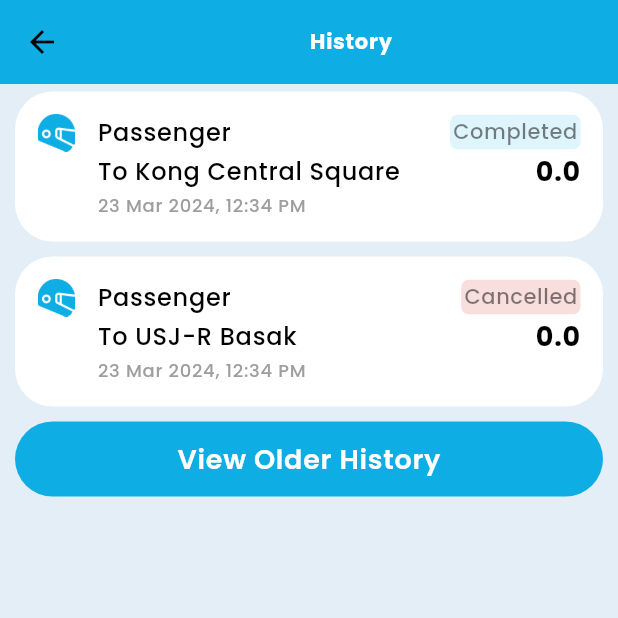
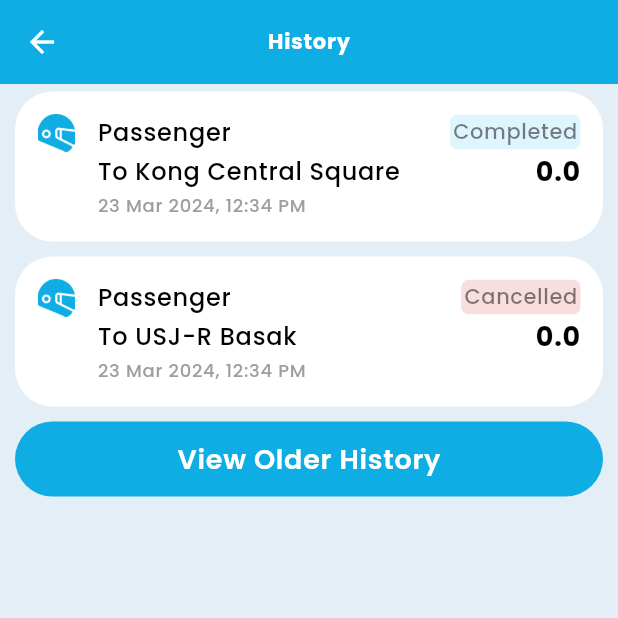
Before and after one commit to shuaaae/BuMo-Project, a Flutter app: the PassengerMapScreen screen opened directly, in the side drawer, after a tap on "History", on a phone screen of 412 x 824 dp, the top half of it. Run offline on Flutter 3.47's test engine with Material 3 defaults, Android fonts, the phone set to English and light mode, and no system bars; our stand-ins replace cloud_firestore, firebase_auth, firebase_core, flutter_otp_text_field, flutter_riverpod, flutter_svg and 5 more; missing offline and left inert: flutter_polyline_points; accounts and stored records are empty.

Commit message:
Add Minor Adjustments to Styling

```diff
--- a/lib/main.dart
+++ b/lib/main.dart
@@ -26,6 +26,6 @@ class MyApp extends StatelessWidget {
         title: 'Angkas Clone App',
         debugShowCheckedModeBanner: false,
         theme: AppTheme.lightTheme,
-        home: PassengerHistoryScreen());
+        home: PassengerMapScreen());
   }
 }
--- a/lib/screens/rider-side/passenger_history_screen.dart
+++ b/lib/screens/rider-side/passenger_history_screen.dart
@@ -1,6 +1,5 @@
 import 'package:angkas_clone_app/utils/widgets/passenger_history_card.dart';
 import 'package:flutter/material.dart';
-import 'package:flutter/widgets.dart';
 import 'package:flutter_riverpod/flutter_riverpod.dart';
 
 class PassengerHistoryScreen extends ConsumerWidget {
@@ -11,15 +10,17 @@ class PassengerHistoryScreen extends ConsumerWidget {
     return Scaffold(
       backgroundColor: Theme.of(context).colorScheme.background,
       appBar: AppBar(
+        iconTheme:
+            IconThemeData(color: Theme.of(context).colorScheme.onPrimary),
         backgroundColor: Theme.of(context).primaryColor,
-        title: Center(
-            child: Text(
+        title: Text(
           "History",
           style: Theme.of(context)
               .textTheme
               .bodyLarge!
               .copyWith(color: Colors.white, fontWeight: FontWeight.bold),
-        )),
+        ),
+        centerTitle: true,
       ),
       body: Column(
         children: [
--- a/lib/screens/rider-side/passenger_map_screen.dart
+++ b/lib/screens/rider-side/passenger_map_screen.dart
@@ -12,7 +12,7 @@ class PassengerMapScreen extends ConsumerWidget {
     final accountNotifier = ref.watch(accountProvider.notifier);
 
     return Scaffold(
-        backgroundColor: Colors.grey,
+        backgroundColor: Theme.of(context).colorScheme.background,
         appBar: AppBar(
           backgroundColor: Colors.transparent,
           elevation: 0,
--- a/lib/utils/widgets/ride_booking_widgets.dart
+++ b/lib/utils/widgets/ride_booking_widgets.dart
@@ -90,7 +90,7 @@ class RideBookingWidgets extends StatelessWidget {
                                 .textTheme
                                 .bodyMedium!
                                 .copyWith(
-                                    fontSize: 16, fontWeight: FontWeight.bold),
+                                    fontSize: 16, fontWeight: FontWeight.w600),
                           )
                         ],
                       ),
```
